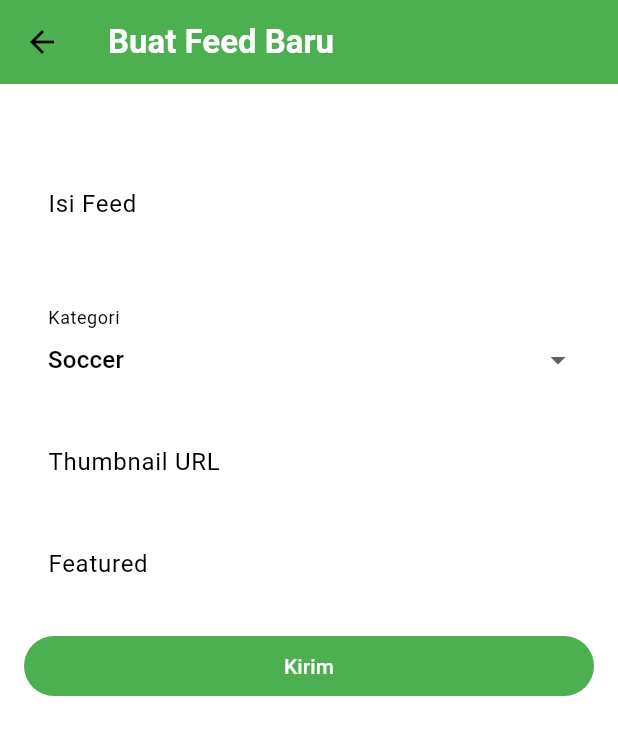
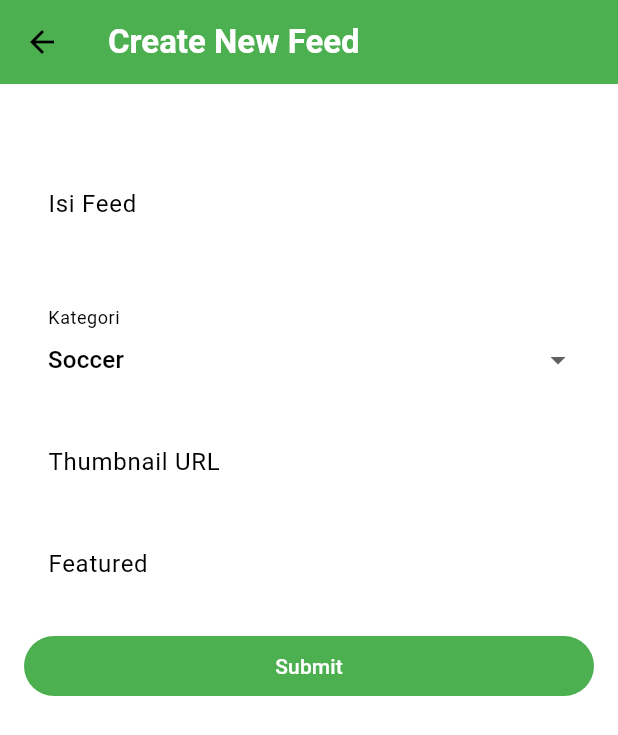
Before and after one commit to pbp-kelompok-d2/Lapa-NG-mobile, a Flutter app: the CreateFeedPage screen opened by its route, on a phone screen of 412 x 824 dp. Shown: the top 735 px of the screen. Run offline on Flutter 3.47's test engine with Material 3 defaults, Android fonts, the phone set to English and light mode, and no system bars; missing offline and left inert: pbp_django_auth.

Commit message:
revisi bagian create feeds

```diff
--- /dev/null
+++ b/devtools_options.yaml
@@ -0,0 +1,3 @@
+description: This file stores settings for Dart & Flutter DevTools.
+documentation: https://docs.flutter.dev/tools/devtools/extensions#configure-extension-enablement-states
+extensions:
--- a/lib/screens/feeds/create_feeds.dart
+++ b/lib/screens/feeds/create_feeds.dart
@@ -25,7 +25,7 @@
     return Scaffold(
       appBar: AppBar(
         title: const Text(
-          'Buat Feed Baru',
+          'Create New Feed',
           style: TextStyle(color: Colors.white, fontWeight: FontWeight.bold),
         ),
         backgroundColor: Colors.green,
@@ -60,7 +60,10 @@
                   DropdownMenuItem(value: "soccer", child: Text("Soccer")),
                   DropdownMenuItem(value: "futsal", child: Text("Futsal")),
                   DropdownMenuItem(value: "basket", child: Text("Basket")),
-                  DropdownMenuItem(value: "badminton", child: Text("Badminton")),
+                  DropdownMenuItem(
+                    value: "badminton",
+                    child: Text("Badminton"),
+                  ),
                   DropdownMenuItem(value: "other", child: Text("Other")),
                 ],
                 onChanged: (value) {
@@ -104,7 +107,9 @@
                     if (response['ok'] == true) {
                       if (!mounted) return;
                       ScaffoldMessenger.of(context).showSnackBar(
-                        const SnackBar(content: Text('Feed berhasil dibuat!')),
+                        const SnackBar(
+                          content: Text('Feed created successfully!'),
+                        ),
                       );
                       Navigator.pop(context, true); // balik ke list
                     } else {
@@ -118,7 +123,7 @@
                     }
                   }
                 },
-                child: const Text('Kirim'),
+                child: const Text('Submit'),
               ),
             ],
           ),
```
